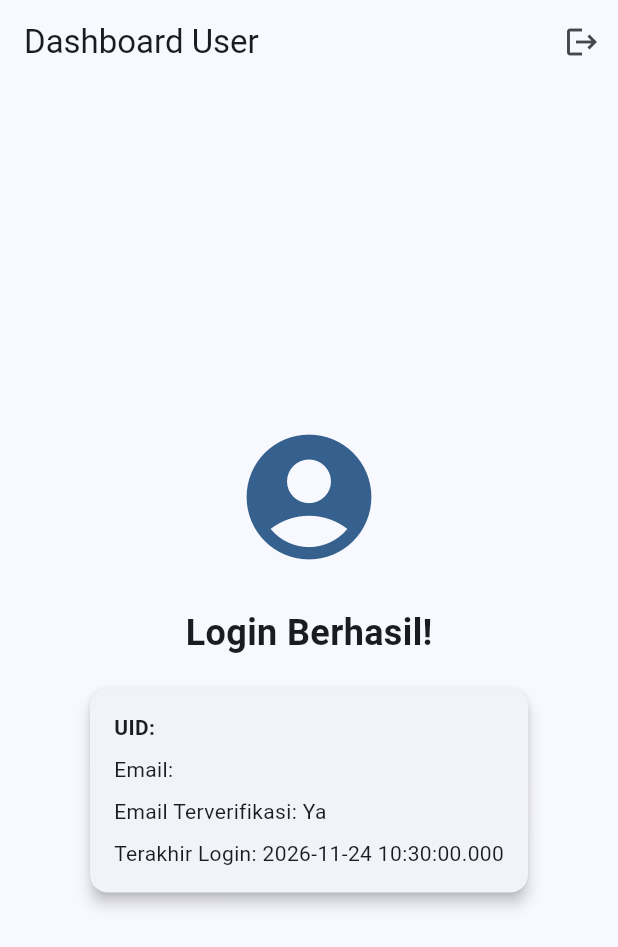
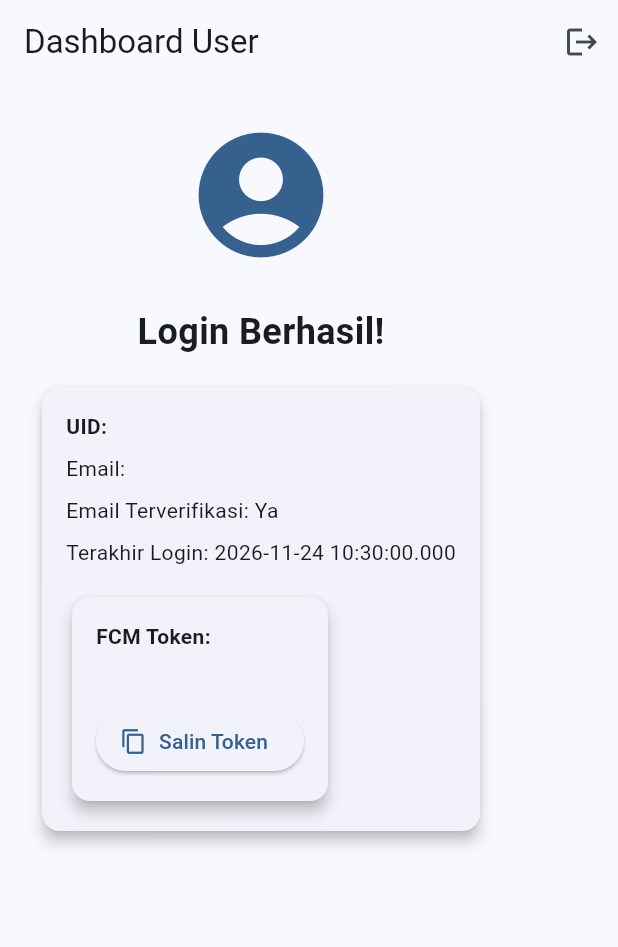
Before and after one commit to rapp-afk/latihanFlut_firebase, a Flutter app: the screen it shows once a user with an empty profile is signed in, on a phone screen of 412 x 824 dp. Shown: the top 947 px of the screen. Run offline on Flutter 3.47's test engine with Material 3 defaults, Android fonts, the phone set to English and light mode, and no system bars; our stand-ins replace firebase_auth, firebase_core, firebase_messaging, flutter_local_notifications; accounts and stored records are empty; network calls fail.

Commit message:
update: perbaikan code semua

```diff
--- a/lib/fcm_token_card.dart
+++ b/lib/fcm_token_card.dart
@@ -0,0 +1,51 @@
+import 'package:firebase_messaging/firebase_messaging.dart';
+import 'package:flutter/material.dart';
+import 'package:flutter/services.dart';
+
+/// Kartu untuk menampilkan FCM Token + tombol salin.
+/// Token ini yang nanti ditempel di Postman.
+class FcmTokenCard extends StatelessWidget {
+  const FcmTokenCard({super.key});
+
+  @override
+  Widget build(BuildContext context) {
+    return FutureBuilder<String?>(
+      // ignore: deprecated_member_use
+      future: FirebaseMessaging.instance.getToken(),
+      builder: (context, snapshot) {
+        if (snapshot.connectionState == ConnectionState.waiting) {
+          return const CircularProgressIndicator();
+        }
+        final token = snapshot.data ?? 'Token tidak tersedia';
+        return Card(
+          elevation: 4,
+          child: Padding(
+            padding: const EdgeInsets.all(16),
+            child: Column(
+              crossAxisAlignment: CrossAxisAlignment.start,
+              children: [
+                const Text(
+                  'FCM Token:',
+                  style: TextStyle(fontWeight: FontWeight.bold),
+                ),
+                const SizedBox(height: 8),
+                SelectableText(token, style: const TextStyle(fontSize: 12)),
+                const SizedBox(height: 8),
+                ElevatedButton.icon(
+                  icon: const Icon(Icons.copy),
+                  label: const Text('Salin Token'),
+                  onPressed: () {
+                    Clipboard.setData(ClipboardData(text: token));
+                    ScaffoldMessenger.of(context).showSnackBar(
+                      const SnackBar(content: Text('Token disalin!')),
+                    );
+                  },
+                ),
+              ],
+            ),
+          ),
+        );
+      },
+    );
+  }
+}
--- a/lib/main.dart
+++ b/lib/main.dart
@@ -1,6 +1,7 @@
 import 'package:firebase_core/firebase_core.dart';
 import 'package:flutter/material.dart';
-
+import 'package:firebase_messaging/firebase_messaging.dart';
+import 'package:latihan_pert8/notification_service.dart';
 
 import 'auth_wrapper.dart';
 import 'firebase_options.dart';
@@ -10,7 +11,11 @@ void main() async {
   await Firebase.initializeApp(
     options: DefaultFirebaseOptions.currentPlatform,
   );
+  FirebaseMessaging.onBackgroundMessage(firebaseMessagingBackgroundHandler);
+
   runApp(const MyApp());
+
+  await NotificationService.init();
 }
 
 class MyApp extends StatelessWidget {
@@ -20,6 +25,7 @@ class MyApp extends StatelessWidget {
   Widget build(BuildContext context) {
     return MaterialApp(
       title: 'Firebase Auth Simple',
+      navigatorKey: navigatorKey,
       theme: ThemeData(
         colorScheme: ColorScheme.fromSeed(seedColor: Colors.blue),
         useMaterial3: true,
--- a/lib/screens/user_info_screen.dart
+++ b/lib/screens/user_info_screen.dart
@@ -1,5 +1,6 @@
 import 'package:firebase_auth/firebase_auth.dart';
 import 'package:flutter/material.dart';
+import 'package:latihan_pert8/fcm_token_card.dart';
 
 class UserInfoScreen extends StatelessWidget {
   final User user;
@@ -23,7 +24,7 @@ class UserInfoScreen extends StatelessWidget {
           ),
         ],
       ),
-      body: Center(
+      body: SingleChildScrollView(
         child: Padding(
           padding: const EdgeInsets.all(24.0),
           child: Column(
@@ -62,6 +63,8 @@ class UserInfoScreen extends StatelessWidget {
                       Text(
                         'Terakhir Login: ${user.metadata.lastSignInTime?.toString() ?? "-"}',
                       ),
+                      const SizedBox(height: 16),
+                      const FcmTokenCard(),
                     ],
                   ),
                 ),
```
Also changed, not shown: 1 other file.
